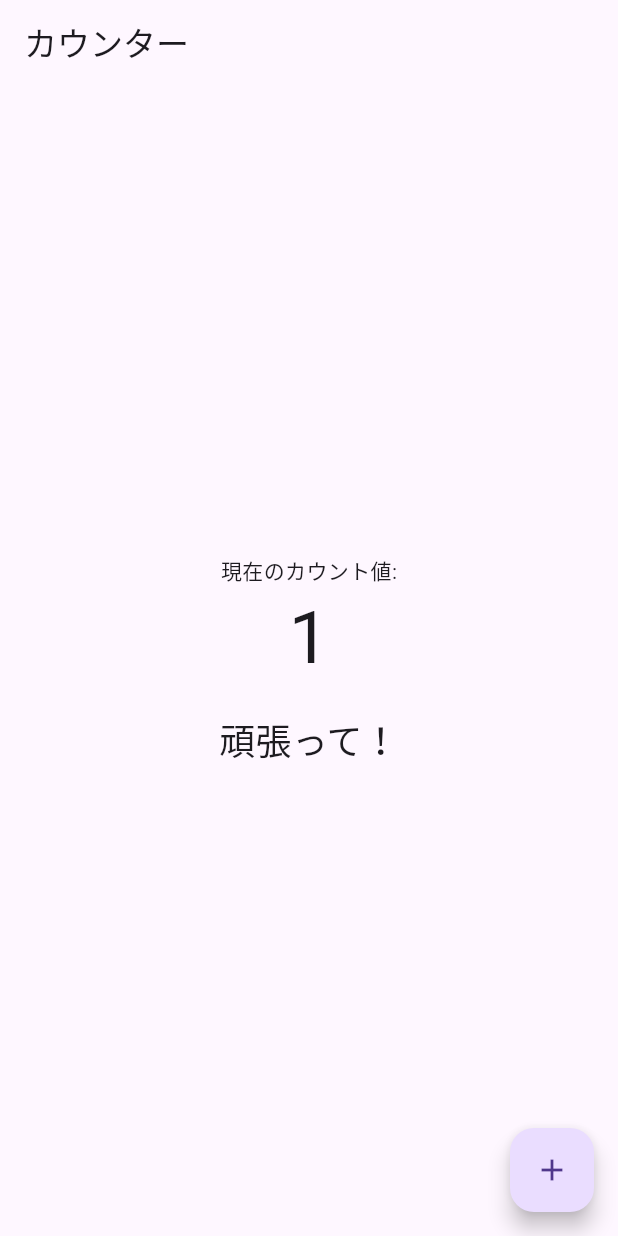
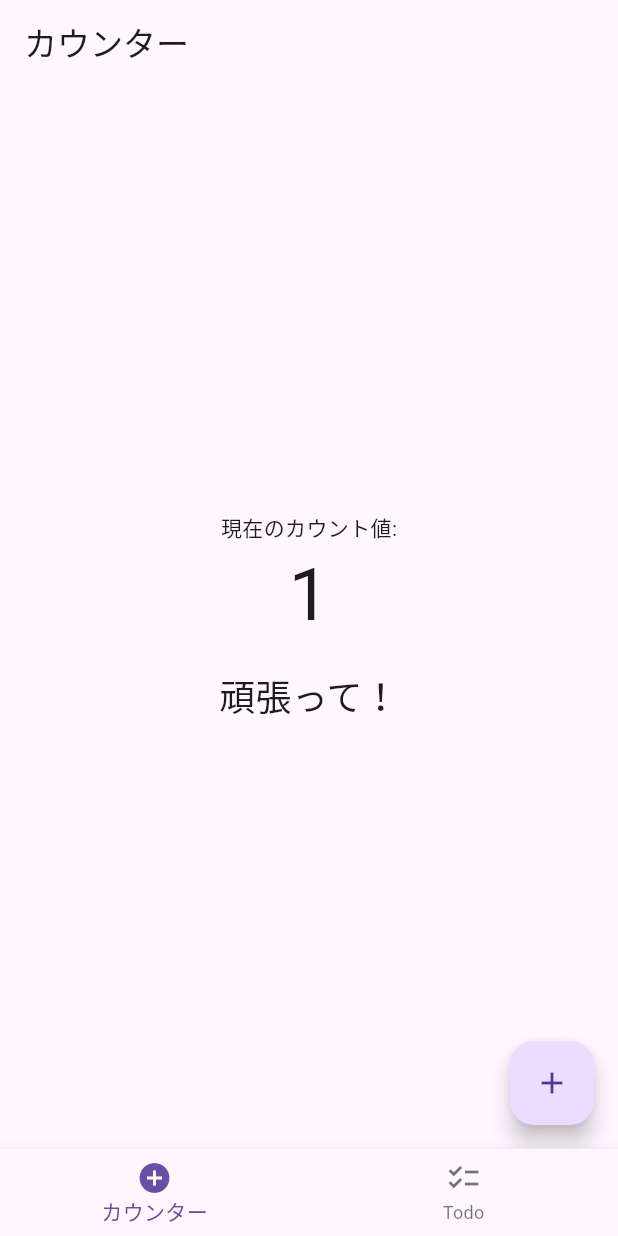
Before and after one commit to mizok-o/flutter_beginner_app, a Flutter app: the screen it shows after launch, after a tap on the "add" icon, on a phone screen of 412 x 824 dp. Run offline on Flutter 3.47's test engine with Material 3 defaults, Android fonts, the phone set to English and light mode, and no system bars.

Commit message:
separate counter and todo

```diff
--- a/lib/main.dart
+++ b/lib/main.dart
@@ -1,4 +1,5 @@
 import 'package:flutter/material.dart';
+import 'todo_page.dart';
 
 const int counterRangeMax = 4;
 const int counterRangeMinOver5 = 5;
@@ -14,7 +15,37 @@ class MyApp extends StatelessWidget {
 
   @override
   Widget build(BuildContext context) {
-    return MaterialApp(home: CounterPage());
+    return MaterialApp(home: HomePage());
+  }
+}
+
+class HomePage extends StatefulWidget {
+  @override
+  State<HomePage> createState() => _HomePageState();
+}
+
+class _HomePageState extends State<HomePage> {
+  int _currentIndex = 0;
+
+  final List<Widget> _pages = [CounterPage(), TodoPage()];
+
+  @override
+  Widget build(BuildContext context) {
+    return Scaffold(
+      body: _pages[_currentIndex],
+      bottomNavigationBar: BottomNavigationBar(
+        currentIndex: _currentIndex,
+        onTap: (index) {
+          setState(() {
+            _currentIndex = index;
+          });
+        },
+        items: const [
+          BottomNavigationBarItem(icon: Icon(Icons.add_circle), label: 'カウンター'),
+          BottomNavigationBarItem(icon: Icon(Icons.checklist), label: 'Todo'),
+        ],
+      ),
+    );
   }
 }
 
@@ -53,20 +84,16 @@ class _CounterPageState extends State<CounterPage> {
 
   @override
   Widget build(BuildContext context) {
-  // 1. 更新されない「土台（Scaffold）」は外に置く
     return Scaffold(
-    appBar: AppBar(title: const Text('カウンター')), // AppBarも再構築されない
+      appBar: AppBar(title: const Text('カウンター')),
       body: Center(
         child: Column(
           mainAxisAlignment: MainAxisAlignment.center,
           children: [
-          const Text('現在のカウント値:'), // このテキストは固定なので外でOK
-
-          // 2. 「ここだけ更新したい！」という部分だけを ListenableBuilder で囲む
+            const Text('現在のカウント値:'),
             ListenableBuilder(
               listenable: _counter,
               builder: (context, _) {
-              // _counter.notifyListeners() が呼ばれると、ここから下だけが動く
                 return Column(
                   children: [
                     Text(
@@ -85,7 +112,6 @@ class _CounterPageState extends State<CounterPage> {
           ],
         ),
       ),
-    // 3. ボタンも「中身のアイコン」は変わらないので外に置く
       floatingActionButton: FloatingActionButton(
         onPressed: _counter.increment,
         child: const Icon(Icons.add),
--- /dev/null
+++ b/lib/todo_page.dart
@@ -0,0 +1,11 @@
+import 'package:flutter/material.dart';
+
+class TodoPage extends StatelessWidget {
+  @override
+  Widget build(BuildContext context) {
+    return Scaffold(
+      appBar: AppBar(title: const Text('Todo')),
+      body: Container(),
+    );
+  }
+}
```
Lines whose indentation alone changed are shown as unchanged.
